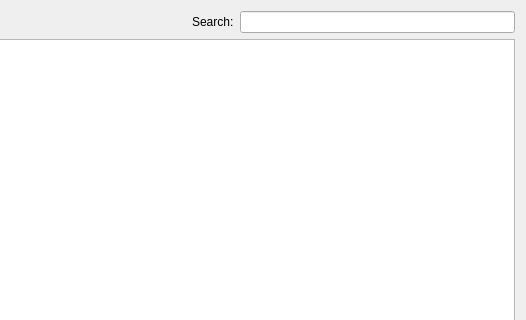
Before: the Qt Designer form SilkRoute/Suppliers/supplierwidget.ui in kalouantonis/SilkRoute, drawn with Qt 5; both pictures show x 94 to 620 and y 0 to 320 of the 620 by 404 pixel window.
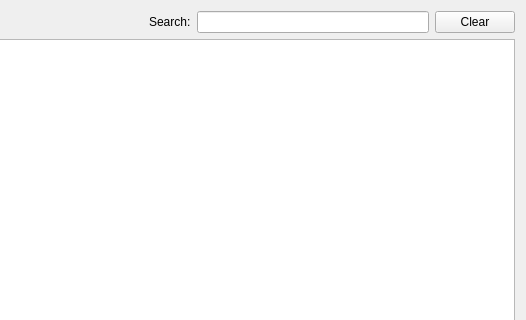
After: the same form once the commit is applied.

```diff
--- a/SilkRoute/Suppliers/supplierwidget.ui
+++ b/SilkRoute/Suppliers/supplierwidget.ui
@@ -39,6 +39,13 @@
      <item>
       <widget class="QLineEdit" name="txtSearch"/>
      </item>
+     <item>
+      <widget class="QPushButton" name="btnClearSearch">
+       <property name="text">
+        <string>Clear</string>
+       </property>
+      </widget>
+     </item>
     </layout>
    </item>
    <item row="1" column="0">
```
Left out of the diff: 2 changed lines with no effect on the pictures.
